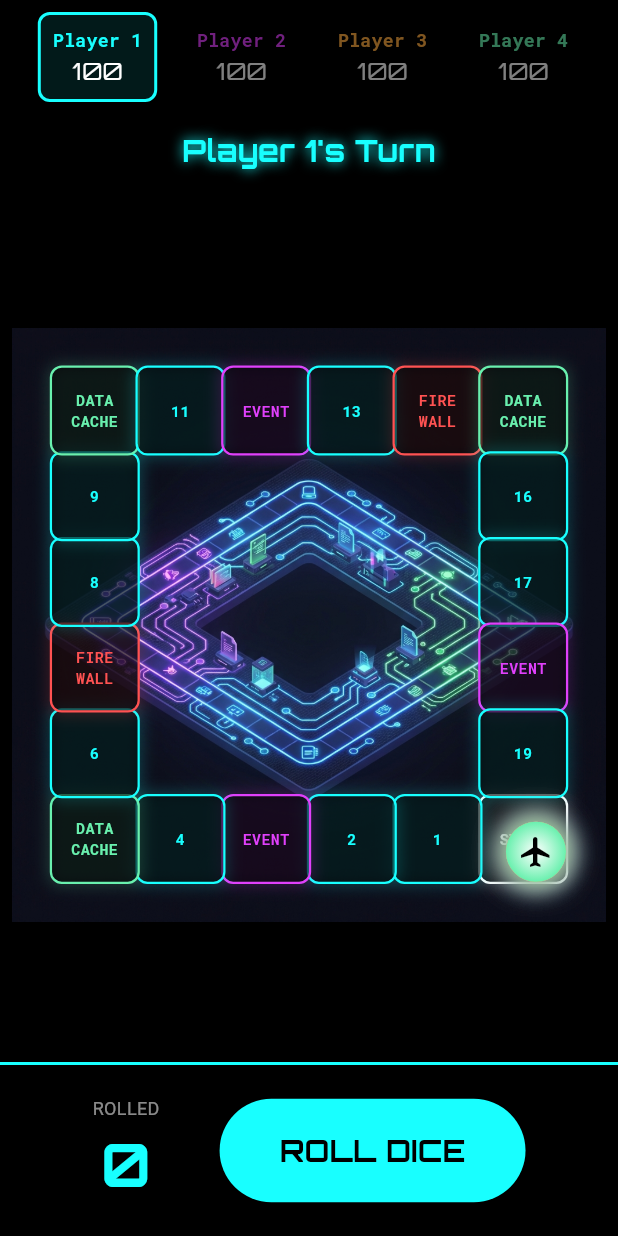
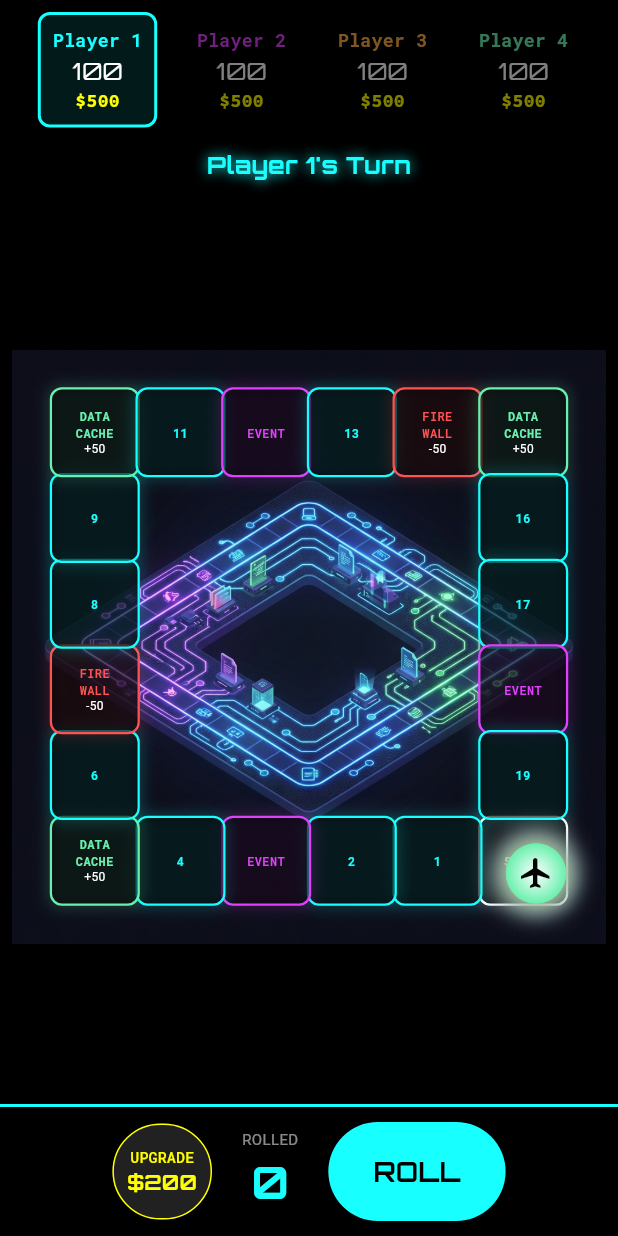
Before and after one commit to mrizkyandram18/luminoir-chronicles, a Flutter app: the screen it shows after launch, after a tap on "START GAME", on a phone screen of 412 x 824 dp. Run offline on Flutter 3.47's test engine with Material 3 defaults, Android fonts, the light colour scheme and no system bars; our stand-ins replace gap, go_router, google_fonts.

Commit message:
feat: Implement Phase 4 - Economy System (Credits, Upgrades, HUD)

```diff
--- a/lib/game/models/player_model.dart
+++ b/lib/game/models/player_model.dart
@@ -6,6 +6,8 @@ class Player {
   final Color color;
   int position;
   int score;
+  int credits;
+  int scoreMultiplier;
   final bool isHuman;
 
   Player({
@@ -14,6 +16,8 @@ class Player {
     required this.color,
     this.position = 0,
     this.score = 100,
+    this.credits = 500, // Starting credits
+    this.scoreMultiplier = 1, // Default multiplier
     this.isHuman = true,
   });
 }
--- a/lib/game/screens/game_board_screen.dart
+++ b/lib/game/screens/game_board_screen.dart
@@ -55,6 +55,14 @@ class GameBoardScreen extends StatelessWidget {
                               fontSize: 16,
                             ),
                           ),
+                          Text(
+                            '\$${player.credits}',
+                            style: GoogleFonts.sourceCodePro(
+                              color: Colors.yellowAccent,
+                              fontSize: 12,
+                              fontWeight: FontWeight.bold,
+                            ),
+                          ),
                         ],
                       ),
                     ),
@@ -65,12 +73,12 @@ class GameBoardScreen extends StatelessWidget {
 
             // 2. Turn Indicator
             Padding(
-              padding: const EdgeInsets.only(top: 10, bottom: 10),
+              padding: const EdgeInsets.only(top: 5, bottom: 5),
               child: Text(
                 "${controller.currentPlayer.name}'s Turn",
                 style: GoogleFonts.orbitron(
                   color: controller.currentPlayer.color,
-                  fontSize: 20,
+                  fontSize: 16,
                   fontWeight: FontWeight.bold,
                   shadows: [
                     Shadow(
@@ -141,14 +149,29 @@ class GameBoardScreen extends StatelessWidget {
                                 ],
                               ),
                               child: Center(
-                                child: Text(
+                                child: Column(
+                                  mainAxisAlignment: MainAxisAlignment.center,
+                                  children: [
+                                    Text(
                                       tile.label,
                                       textAlign: TextAlign.center,
                                       style: GoogleFonts.robotoMono(
                                         color: tileColor,
-                                    fontSize: 10,
+                                        fontSize: 8,
                                         fontWeight: FontWeight.bold,
                                       ),
+                                    ),
+                                    // Optional: Show value if not Start
+                                    if (tile.value != 0 &&
+                                        tile.type != TileType.start)
+                                      Text(
+                                        "${tile.value > 0 ? '+' : ''}${tile.value}",
+                                        style: TextStyle(
+                                          color: Colors.white,
+                                          fontSize: 8,
+                                        ),
+                                      ),
+                                  ],
                                 ),
                               ),
                             ),
@@ -198,7 +221,7 @@ class GameBoardScreen extends StatelessWidget {
 
             // 4. Bottom Controls
             Container(
-              padding: const EdgeInsets.all(20),
+              padding: const EdgeInsets.symmetric(vertical: 10, horizontal: 20),
               decoration: BoxDecoration(
                 color: Colors.black87,
                 border: Border(
@@ -211,32 +234,67 @@ class GameBoardScreen extends StatelessWidget {
               child: Row(
                 mainAxisAlignment: MainAxisAlignment.center,
                 children: [
+                  // Upgrade Button
+                  ElevatedButton(
+                    style: ElevatedButton.styleFrom(
+                      backgroundColor: Colors.grey[900],
+                      foregroundColor: Colors.yellowAccent,
+                      side: BorderSide(color: Colors.yellowAccent),
+                      padding: const EdgeInsets.symmetric(
+                        horizontal: 10,
+                        vertical: 15,
+                      ),
+                    ),
+                    onPressed: () {
+                      final game = context.read<GameController>();
+                      game.buyUpgrade();
+                    },
+                    child: Column(
+                      children: [
+                        Text(
+                          "UPGRADE",
+                          style: GoogleFonts.robotoMono(fontSize: 10),
+                        ),
+                        Text(
+                          "\$200",
+                          style: GoogleFonts.orbitron(
+                            fontWeight: FontWeight.bold,
+                          ),
+                        ),
+                      ],
+                    ),
+                  ),
+                  const Gap(20),
+
+                  // Roll Stats
                   Column(
                     children: [
                       Text(
                         'ROLLED',
                         style: GoogleFonts.roboto(
                           color: Colors.white54,
-                          fontSize: 12,
+                          fontSize: 10,
                         ),
                       ),
                       Text(
                         '${controller.diceRoll}',
                         style: GoogleFonts.orbitron(
                           color: controller.currentPlayer.color,
-                          fontSize: 40,
+                          fontSize: 30,
                           fontWeight: FontWeight.bold,
                         ),
                       ),
                     ],
                   ),
-                  const Gap(40),
+                  const Gap(20),
+
+                  // Roll Button
                   ElevatedButton(
                     style: ElevatedButton.styleFrom(
                       backgroundColor: controller.currentPlayer.color,
                       foregroundColor: Colors.black,
                       padding: const EdgeInsets.symmetric(
-                        horizontal: 40,
+                        horizontal: 30,
                         vertical: 20,
                       ),
                     ),
@@ -260,9 +318,9 @@ class GameBoardScreen extends StatelessWidget {
                       }
                     },
                     child: Text(
-                      'ROLL DICE',
+                      'ROLL',
                       style: GoogleFonts.orbitron(
-                        fontSize: 20,
+                        fontSize: 18,
                         fontWeight: FontWeight.bold,
                       ),
                     ),
```
Also changed, not shown: lib/game/game_controller.dart (+42 -8 lines). Lines whose indentation alone changed are shown as unchanged.
